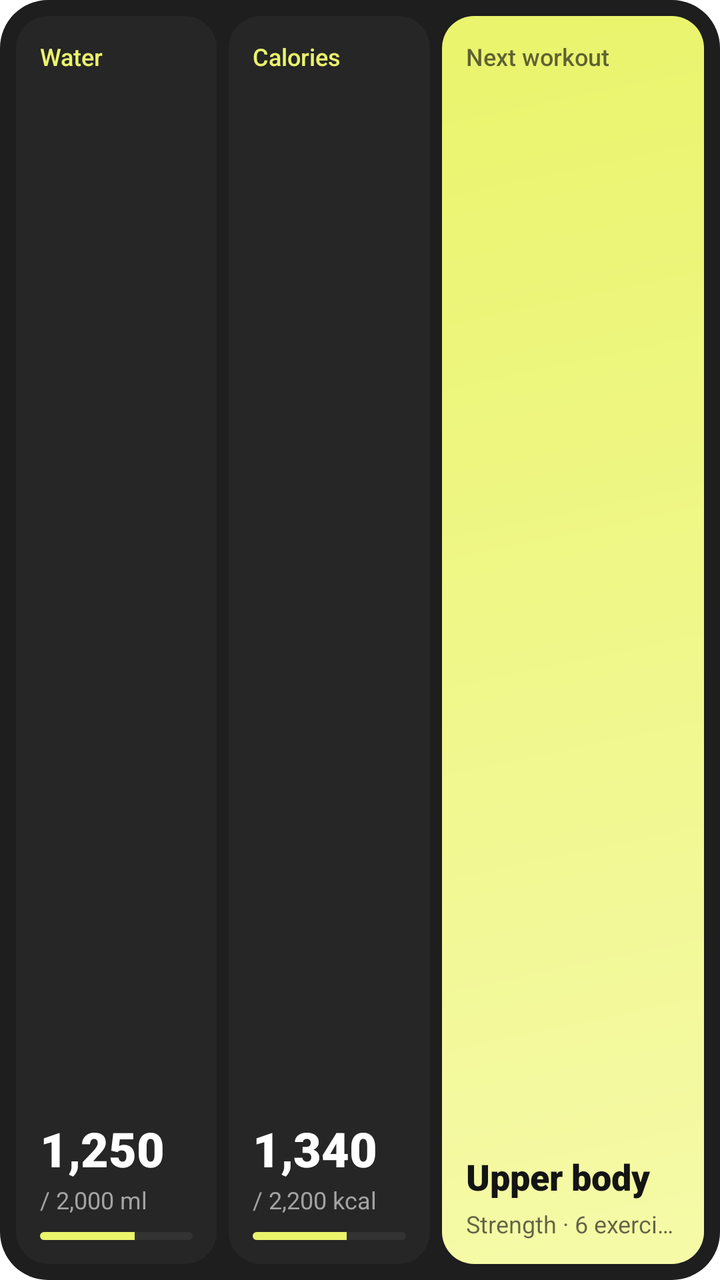
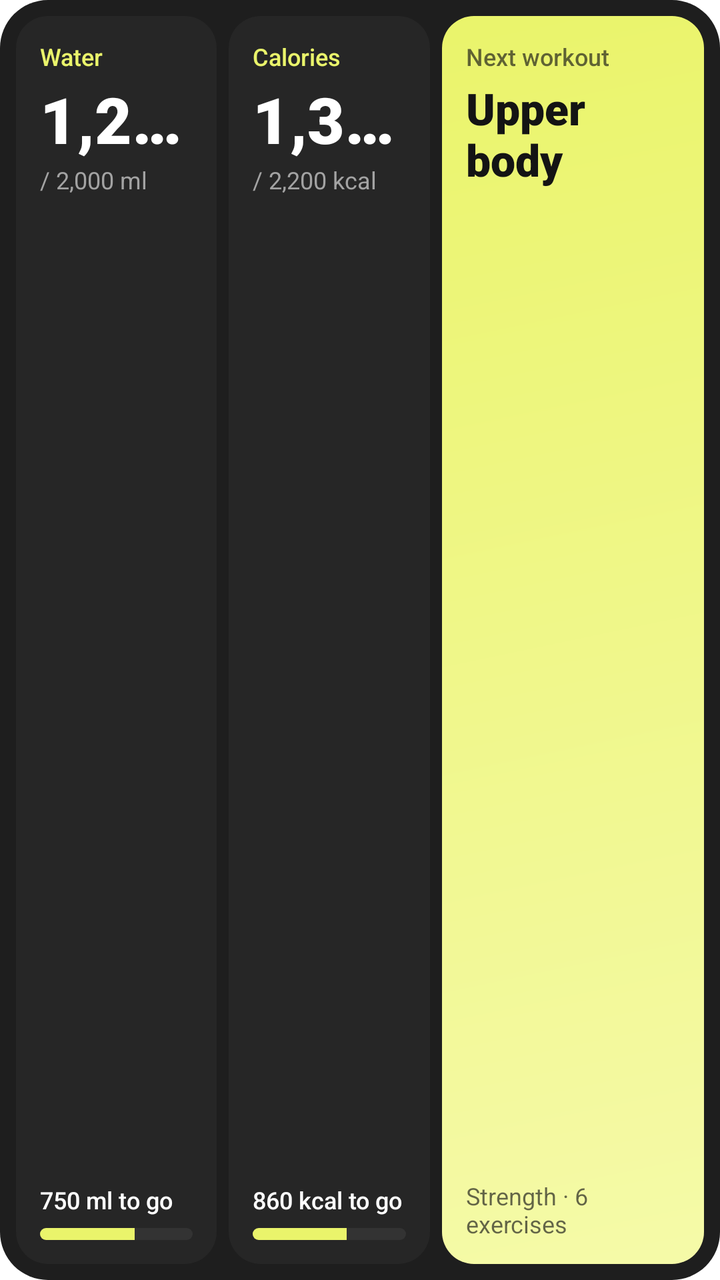

Compare the two renders of this Android layout. The source of the first and the diff that turns it into the second are given below.
<!-- AndroidManifest.xml: fallback theme Theme.MaterialComponents.DayNight.NoActionBar -->
<!-- res/layout/widget_today.xml -->
<?xml version="1.0" encoding="utf-8"?>
<LinearLayout xmlns:android="http://schemas.android.com/apk/res/android"
  android:id="@android:id/background"
  android:layout_width="match_parent"
  android:layout_height="match_parent"
  android:background="@drawable/widget_bg"
  android:orientation="horizontal"
  android:padding="@dimen/widget_padding">

  <LinearLayout
    android:id="@+id/water_cell"
    android:layout_width="0dp"
    android:layout_height="match_parent"
    android:layout_weight="1"
    android:background="@drawable/widget_cell_bg"
    android:orientation="vertical"
    android:padding="@dimen/widget_cell_padding">

    <TextView
      android:id="@+id/water_label"
      android:layout_width="match_parent"
      android:layout_height="wrap_content"
      android:ellipsize="end"
      android:fontFamily="sans-serif-medium"
      android:maxLines="1"
      android:text="@string/widget_water"
      android:textColor="@color/widget_accent"
      android:textSize="12sp" />

    <FrameLayout
      android:layout_width="match_parent"
      android:layout_height="0dp"
      android:layout_weight="1" />

    <TextView
      android:id="@+id/water_value"
      android:layout_width="match_parent"
      android:layout_height="wrap_content"
      android:ellipsize="end"
      android:fontFamily="sans-serif-black"
      android:includeFontPadding="false"
      android:maxLines="1"
      android:text="@string/widget_sample_water"
      android:textColor="@color/widget_text"
      android:textSize="24sp" />

    <TextView
      android:id="@+id/water_total"
      android:layout_width="match_parent"
      android:layout_height="wrap_content"
      android:layout_marginTop="2dp"
      android:ellipsize="end"
      android:maxLines="1"
      android:text="@string/widget_sample_water_total"
      android:textColor="@color/widget_text_secondary"
      android:textSize="12sp" />

    <ProgressBar
      android:id="@+id/water_progress"
      style="?android:attr/progressBarStyleHorizontal"
      android:layout_width="match_parent"
      android:layout_height="4dp"
      android:layout_marginTop="8dp"
      android:max="1000"
      android:progress="620"
      android:progressDrawable="@drawable/widget_progress" />
  </LinearLayout>

  <LinearLayout
    android:id="@+id/calories_cell"
    android:layout_width="0dp"
    android:layout_height="match_parent"
    android:layout_weight="1"
    android:background="@drawable/widget_cell_bg"
    android:orientation="vertical"
    android:padding="@dimen/widget_cell_padding"
    android:layout_marginStart="@dimen/widget_gap">

    <TextView
      android:id="@+id/calories_label"
      android:layout_width="match_parent"
      android:layout_height="wrap_content"
      android:ellipsize="end"
      android:fontFamily="sans-serif-medium"
      android:maxLines="1"
      android:text="@string/widget_calories"
      android:textColor="@color/widget_accent"
      android:textSize="12sp" />

    <FrameLayout
      android:layout_width="match_parent"
      android:layout_height="0dp"
      android:layout_weight="1" />

    <TextView
      android:id="@+id/calories_value"
      android:layout_width="match_parent"
      android:layout_height="wrap_content"
      android:ellipsize="end"
      android:fontFamily="sans-serif-black"
      android:includeFontPadding="false"
      android:maxLines="1"
      android:text="@string/widget_sample_calories"
      android:textColor="@color/widget_text"
      android:textSize="24sp" />

    <TextView
      android:id="@+id/calories_total"
      android:layout_width="match_parent"
      android:layout_height="wrap_content"
      android:layout_marginTop="2dp"
      android:ellipsize="end"
      android:maxLines="1"
      android:text="@string/widget_sample_calories_total"
      android:textColor="@color/widget_text_secondary"
      android:textSize="12sp" />

    <ProgressBar
      android:id="@+id/calories_progress"
      style="?android:attr/progressBarStyleHorizontal"
      android:layout_width="match_parent"
      android:layout_height="4dp"
      android:layout_marginTop="8dp"
      android:max="1000"
      android:progress="610"
      android:progressDrawable="@drawable/widget_progress" />
  </LinearLayout>

  <LinearLayout
    android:id="@+id/workout_cell"
    android:layout_width="0dp"
    android:layout_height="match_parent"
    android:layout_weight="1.3"
    android:background="@drawable/widget_accent_bg"
    android:orientation="vertical"
    android:padding="@dimen/widget_cell_padding"
    android:layout_marginStart="@dimen/widget_gap">

    <TextView
      android:id="@+id/workout_label"
      android:layout_width="match_parent"
      android:layout_height="wrap_content"
      android:ellipsize="end"
      android:fontFamily="sans-serif-medium"
      android:maxLines="1"
      android:text="@string/widget_next_workout"
      android:textColor="@color/widget_on_accent_muted"
      android:textSize="12sp" />

    <FrameLayout
      android:layout_width="match_parent"
      android:layout_height="0dp"
      android:layout_weight="1" />

    <TextView
      android:id="@+id/workout_title"
      android:layout_width="match_parent"
      android:layout_height="wrap_content"
      android:ellipsize="end"
      android:fontFamily="sans-serif-black"
      android:includeFontPadding="false"
      android:maxLines="2"
      android:text="@string/widget_sample_workout"
      android:textColor="@color/widget_on_accent"
      android:textSize="18sp" />

    <TextView
      android:id="@+id/workout_subtitle"
      android:layout_width="match_parent"
      android:layout_height="wrap_content"
      android:layout_marginTop="4dp"
      android:ellipsize="end"
      android:maxLines="1"
      android:text="@string/widget_sample_program"
      android:textColor="@color/widget_on_accent_muted"
      android:textSize="12sp" />
  </LinearLayout>
</LinearLayout>
<!-- resources referenced by this layout -->
<resources>
  <color name="widget_accent">#EAF46B</color>
  <color name="widget_on_accent">#141414</color>
  <color name="widget_on_accent_muted">#A6141414</color>
  <color name="widget_text">#FFFFFF</color>
  <color name="widget_text_secondary">#A3A3A3</color>
  <dimen name="widget_cell_padding">12dp</dimen>
  <dimen name="widget_gap">6dp</dimen>
  <dimen name="widget_padding">8dp</dimen>
  <!-- drawable widget_accent_bg (drawable) -->
  <?xml version="1.0" encoding="utf-8"?>
  <shape xmlns:android="http://schemas.android.com/apk/res/android" android:shape="rectangle">
    <gradient
      android:angle="315"
      android:endColor="@color/widget_accent_end"
      android:startColor="@color/widget_accent" />
    <corners android:radius="@dimen/widget_cell_radius" />
  </shape>
  <!-- drawable widget_bg (drawable) -->
  <?xml version="1.0" encoding="utf-8"?>
  <shape xmlns:android="http://schemas.android.com/apk/res/android" android:shape="rectangle">
    <solid android:color="@color/widget_background" />
    <corners android:radius="@dimen/widget_radius" />
  </shape>
  <!-- drawable widget_cell_bg (drawable) -->
  <?xml version="1.0" encoding="utf-8"?>
  <shape xmlns:android="http://schemas.android.com/apk/res/android" android:shape="rectangle">
    <solid android:color="@color/widget_surface" />
    <corners android:radius="@dimen/widget_cell_radius" />
  </shape>
  <!-- drawable widget_progress (drawable) -->
  <?xml version="1.0" encoding="utf-8"?>
  <layer-list xmlns:android="http://schemas.android.com/apk/res/android">
    <item android:id="@android:id/background">
      <shape>
        <solid android:color="@color/widget_track" />
        <corners android:radius="2dp" />
      </shape>
    </item>
    <item android:id="@android:id/progress">
      <clip>
        <shape>
          <solid android:color="@color/widget_accent" />
          <corners android:radius="2dp" />
        </shape>
      </clip>
    </item>
  </layer-list>
  <string name="widget_calories">Calories</string>
  <string name="widget_next_workout">Next workout</string>
  <string name="widget_sample_calories">1,340</string>
  <string name="widget_sample_calories_total">/ 2,200 kcal</string>
  <string name="widget_sample_program">Strength · 6 exercises</string>
  <string name="widget_sample_water">1,250</string>
  <string name="widget_sample_water_total">/ 2,000 ml</string>
  <string name="widget_sample_workout">Upper body</string>
  <string name="widget_water">Water</string>
  <color name="widget_accent_end">#F5FAA8</color>
  <dimen name="widget_cell_radius">16dp</dimen>
  <color name="widget_background">#F2121212</color>
  <dimen name="widget_radius">24dp</dimen>
  <color name="widget_surface">#262626</color>
  <color name="widget_track">#333333</color>
</resources>

<!-- the commit's change to res/layout/widget_today.xml (unified diff, before → after) -->
@@ -27,40 +27,52 @@
       android:textColor="@color/widget_accent"
       android:textSize="12sp" />
 
+    <TextView
+      android:id="@+id/water_value"
+      android:layout_width="match_parent"
+      android:layout_height="wrap_content"
+      android:layout_marginTop="6dp"
+      android:ellipsize="end"
+      android:fontFamily="sans-serif-black"
+      android:includeFontPadding="false"
+      android:maxLines="1"
+      android:text="@string/widget_sample_water"
+      android:textColor="@color/widget_text"
+      android:textSize="32sp" />
+
+    <TextView
+      android:id="@+id/water_total"
+      android:layout_width="match_parent"
+      android:layout_height="wrap_content"
+      android:layout_marginTop="2dp"
+      android:ellipsize="end"
+      android:maxLines="1"
+      android:text="@string/widget_sample_water_total"
+      android:textColor="@color/widget_text_secondary"
+      android:textSize="12sp" />
+
     <FrameLayout
       android:layout_width="match_parent"
       android:layout_height="0dp"
       android:layout_weight="1" />
 
     <TextView
-      android:id="@+id/water_value"
-      android:layout_width="match_parent"
-      android:layout_height="wrap_content"
-      android:ellipsize="end"
-      android:fontFamily="sans-serif-black"
-      android:includeFontPadding="false"
-      android:maxLines="1"
-      android:text="@string/widget_sample_water"
-      android:textColor="@color/widget_text"
-      android:textSize="24sp" />
-
-    <TextView
-      android:id="@+id/water_total"
-      android:layout_width="match_parent"
-      android:layout_height="wrap_content"
-      android:layout_marginTop="2dp"
-      android:ellipsize="end"
-      android:maxLines="1"
-      android:text="@string/widget_sample_water_total"
-      android:textColor="@color/widget_text_secondary"
+      android:id="@+id/water_note"
+      android:layout_width="match_parent"
+      android:layout_height="wrap_content"
+      android:ellipsize="end"
+      android:fontFamily="sans-serif-medium"
+      android:maxLines="1"
+      android:text="@string/widget_sample_water_note"
+      android:textColor="@color/widget_text"
       android:textSize="12sp" />
 
     <ProgressBar
       android:id="@+id/water_progress"
       style="?android:attr/progressBarStyleHorizontal"
       android:layout_width="match_parent"
-      android:layout_height="4dp"
-      android:layout_marginTop="8dp"
+      android:layout_height="6dp"
+      android:layout_marginTop="6dp"
       android:max="1000"
       android:progress="620"
       android:progressDrawable="@drawable/widget_progress" />
@@ -87,40 +99,52 @@
       android:textColor="@color/widget_accent"
       android:textSize="12sp" />
 
+    <TextView
+      android:id="@+id/calories_value"
+      android:layout_width="match_parent"
+      android:layout_height="wrap_content"
+      android:layout_marginTop="6dp"
+      android:ellipsize="end"
+      android:fontFamily="sans-serif-black"
+      android:includeFontPadding="false"
+      android:maxLines="1"
+      android:text="@string/widget_sample_calories"
+      android:textColor="@color/widget_text"
+      android:textSize="32sp" />
+
+    <TextView
+      android:id="@+id/calories_total"
+      android:layout_width="match_parent"
+      android:layout_height="wrap_content"
+      android:layout_marginTop="2dp"
+      android:ellipsize="end"
+      android:maxLines="1"
+      android:text="@string/widget_sample_calories_total"
+      android:textColor="@color/widget_text_secondary"
+      android:textSize="12sp" />
+
     <FrameLayout
       android:layout_width="match_parent"
       android:layout_height="0dp"
       android:layout_weight="1" />
 
     <TextView
-      android:id="@+id/calories_value"
-      android:layout_width="match_parent"
-      android:layout_height="wrap_content"
-      android:ellipsize="end"
-      android:fontFamily="sans-serif-black"
-      android:includeFontPadding="false"
-      android:maxLines="1"
-      android:text="@string/widget_sample_calories"
-      android:textColor="@color/widget_text"
-      android:textSize="24sp" />
-
-    <TextView
-      android:id="@+id/calories_total"
-      android:layout_width="match_parent"
-      android:layout_height="wrap_content"
-      android:layout_marginTop="2dp"
-      android:ellipsize="end"
-      android:maxLines="1"
-      android:text="@string/widget_sample_calories_total"
-      android:textColor="@color/widget_text_secondary"
+      android:id="@+id/calories_note"
+      android:layout_width="match_parent"
+      android:layout_height="wrap_content"
+      android:ellipsize="end"
+      android:fontFamily="sans-serif-medium"
+      android:maxLines="1"
+      android:text="@string/widget_sample_calories_note"
+      android:textColor="@color/widget_text"
       android:textSize="12sp" />
 
     <ProgressBar
       android:id="@+id/calories_progress"
       style="?android:attr/progressBarStyleHorizontal"
       android:layout_width="match_parent"
-      android:layout_height="4dp"
-      android:layout_marginTop="8dp"
+      android:layout_height="6dp"
+      android:layout_marginTop="6dp"
       android:max="1000"
       android:progress="610"
       android:progressDrawable="@drawable/widget_progress" />
@@ -147,30 +171,30 @@
       android:textColor="@color/widget_on_accent_muted"
       android:textSize="12sp" />
 
-    <FrameLayout
-      android:layout_width="match_parent"
-      android:layout_height="0dp"
-      android:layout_weight="1" />
-
     <TextView
       android:id="@+id/workout_title"
       android:layout_width="match_parent"
       android:layout_height="wrap_content"
+      android:layout_marginTop="6dp"
       android:ellipsize="end"
       android:fontFamily="sans-serif-black"
       android:includeFontPadding="false"
       android:maxLines="2"
       android:text="@string/widget_sample_workout"
       android:textColor="@color/widget_on_accent"
-      android:textSize="18sp" />
+      android:textSize="22sp" />
+
+    <FrameLayout
+      android:layout_width="match_parent"
+      android:layout_height="0dp"
+      android:layout_weight="1" />
 
     <TextView
       android:id="@+id/workout_subtitle"
       android:layout_width="match_parent"
       android:layout_height="wrap_content"
-      android:layout_marginTop="4dp"
-      android:ellipsize="end"
-      android:maxLines="1"
+      android:ellipsize="end"
+      android:maxLines="2"
       android:text="@string/widget_sample_program"
       android:textColor="@color/widget_on_accent_muted"
       android:textSize="12sp" />
<!-- resource entries referenced after the edit -->
@@ -35,14 +35,14 @@
     <item android:id="@android:id/background">
       <shape>
         <solid android:color="@color/widget_track" />
-        <corners android:radius="2dp" />
+        <corners android:radius="3dp" />
       </shape>
     </item>
     <item android:id="@android:id/progress">
       <clip>
         <shape>
           <solid android:color="@color/widget_accent" />
-          <corners android:radius="2dp" />
+          <corners android:radius="3dp" />
         </shape>
       </clip>
     </item>
@@ -50,9 +50,11 @@
   <string name="widget_calories">Calories</string>
   <string name="widget_next_workout">Next workout</string>
   <string name="widget_sample_calories">1,340</string>
+  <string name="widget_sample_calories_note">860 kcal to go</string>
   <string name="widget_sample_calories_total">/ 2,200 kcal</string>
   <string name="widget_sample_program">Strength · 6 exercises</string>
   <string name="widget_sample_water">1,250</string>
+  <string name="widget_sample_water_note">750 ml to go</string>
   <string name="widget_sample_water_total">/ 2,000 ml</string>
   <string name="widget_sample_workout">Upper body</string>
   <string name="widget_water">Water</string>
